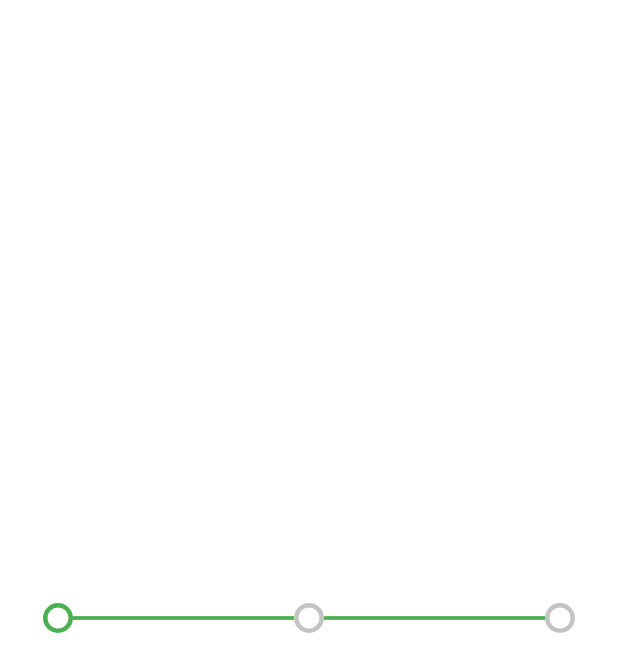
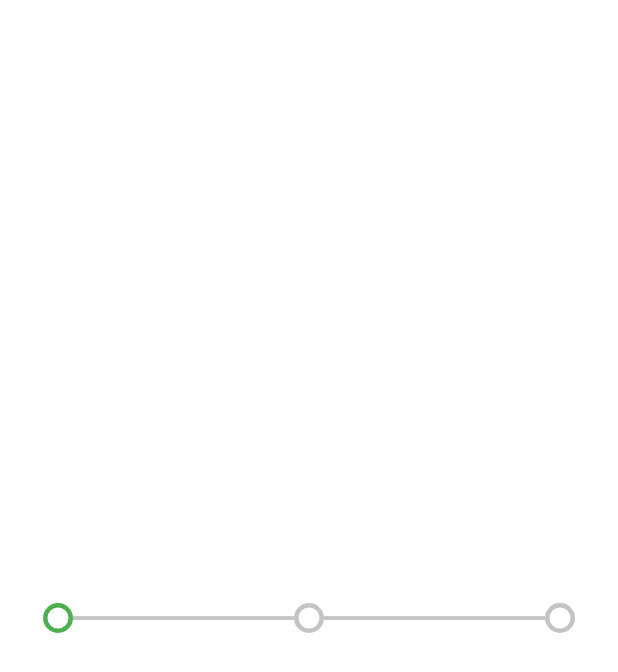
Before and after one commit to Crazelu/linear-step-indicator, a Flutter app: the screen it shows after launch, on a phone screen of 412 x 824 dp. Shown: the top 672 px of the screen. Run offline on Flutter 3.47's test engine with Material 2 defaults, Android fonts, the phone set to English and light mode, and no system bars.

Commit message:
Fixes inactive line color

```diff
--- a/lib/src/constants.dart
+++ b/lib/src/constants.dart
@@ -9,4 +9,4 @@ const Color kActiveColor = Colors.green;
 const Color kInActiveColor = const Color(0xffc4c4c4);
 const Color kInActiveNodeColor = Colors.transparent;
 const Color kActiveLineColor = kActiveColor;
-const Color kInActiveLineColor = kActiveColor;
+const Color kInActiveLineColor = kInActiveColor;
```
